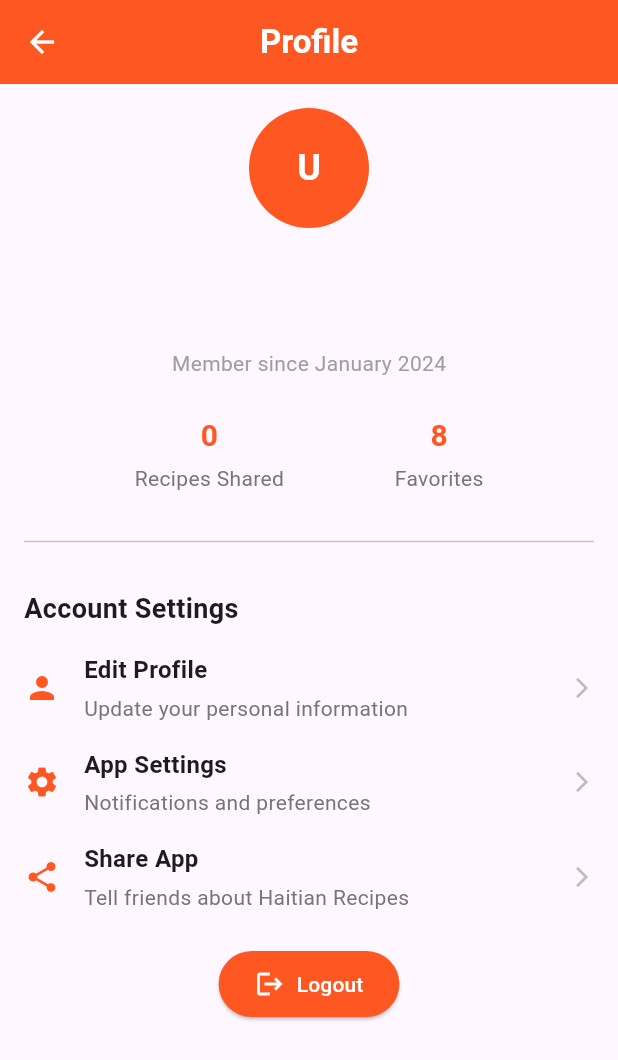
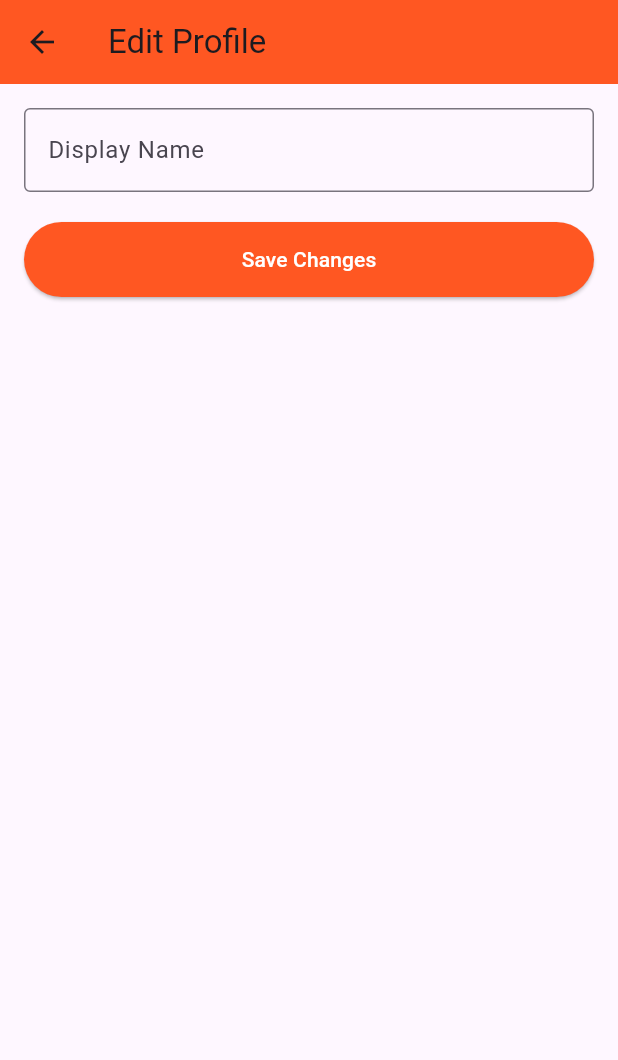
Before and after one commit to Ti-Pha/haitian_recipes, a Flutter app: the ProfileScreen screen opened directly, after a tap on "Edit Profile", on a phone screen of 412 x 824 dp. Shown: the top 1060 px of the screen. Run offline on Flutter 3.47's test engine with Material 3 defaults, Android fonts, the light colour scheme and no system bars; our stand-ins replace cloud_firestore, firebase_auth, firebase_core, firebase_storage, image_picker; accounts and stored records are empty.

Commit message:
Modification logique

```diff
--- a/lib/models/user_model.dart
+++ b/lib/models/user_model.dart
@@ -2,18 +2,46 @@ class UserModel {
   final String userId;
   final String email;
   final String? displayName;
+  final List<String> favoriteRecipes;
 
-  UserModel({required this.userId, required this.email, this.displayName});
+  UserModel({
+    required this.userId,
+    required this.email,
+    this.displayName,
+    this.favoriteRecipes = const [], // Initialise la liste à vide par défaut
+  });
 
   Map<String, dynamic> toMap() {
-    return {'userId': userId, 'email': email, 'displayName': displayName};
+    return {
+      'userId': userId,
+      'email': email,
+      'displayName': displayName,
+      'favoriteRecipes': favoriteRecipes, // Ajoute le champ pour les favoris
+    };
   }
 
   factory UserModel.fromMap(Map<String, dynamic> map) {
     return UserModel(
-      userId: map['userId'],
-      email: map['email'],
+      userId: map['userId'] ?? '',
+      email: map['email'] ?? '',
       displayName: map['displayName'],
+      // Récupère la liste de favoris depuis la map, en gérant le cas où elle est nulle
+      favoriteRecipes: List<String>.from(map['favoriteRecipes'] ?? []),
+    );
+  }
+
+  // Ajoute une méthode copyWith pour mettre à jour l'objet de manière immuable
+  UserModel copyWith({
+    String? userId,
+    String? email,
+    String? displayName,
+    List<String>? favoriteRecipes,
+  }) {
+    return UserModel(
+      userId: userId ?? this.userId,
+      email: email ?? this.email,
+      displayName: displayName ?? this.displayName,
+      favoriteRecipes: favoriteRecipes ?? this.favoriteRecipes,
     );
   }
 }
--- /dev/null
+++ b/lib/screens/edit_profile_screen.dart
@@ -0,0 +1,84 @@
+import 'package:flutter/material.dart';
+import 'package:provider/provider.dart';
+import '../providers/auth_provider.dart';
+
+class EditProfileScreen extends StatefulWidget {
+  const EditProfileScreen({super.key});
+
+  @override
+  _EditProfileScreenState createState() => _EditProfileScreenState();
+}
+
+class _EditProfileScreenState extends State<EditProfileScreen> {
+  final _formKey = GlobalKey<FormState>();
+  final _displayNameController = TextEditingController();
+
+  @override
+  void initState() {
+    super.initState();
+    // Initialise le contrôleur avec le nom d'affichage actuel de l'utilisateur
+    final authProvider = Provider.of<AuthProvider>(context, listen: false);
+    _displayNameController.text = authProvider.currentUser?.displayName ?? '';
+  }
+
+  @override
+  void dispose() {
+    _displayNameController.dispose();
+    super.dispose();
+  }
+
+  Future<void> _updateProfile() async {
+    if (_formKey.currentState!.validate()) {
+      final authProvider = Provider.of<AuthProvider>(context, listen: false);
+      final newDisplayName = _displayNameController.text.trim();
+
+      // Appelle la méthode d'édition du profil que nous allons ajouter à AuthProvider
+      await authProvider.updateUserProfile(displayName: newDisplayName);
+
+      Navigator.of(context).pop(); // Revient à l'écran de profil
+    }
+  }
+
+  @override
+  Widget build(BuildContext context) {
+    return Scaffold(
+      appBar: AppBar(
+        title: const Text('Edit Profile'),
+        backgroundColor: Colors.deepOrange,
+      ),
+      body: Padding(
+        padding: const EdgeInsets.all(16.0),
+        child: Form(
+          key: _formKey,
+          child: Column(
+            children: [
+              TextFormField(
+                controller: _displayNameController,
+                decoration: const InputDecoration(
+                  labelText: 'Display Name',
+                  border: OutlineInputBorder(),
+                ),
+                validator: (value) {
+                  if (value == null || value.isEmpty) {
+                    return 'Please enter a display name';
+                  }
+                  return null;
+                },
+              ),
+              const SizedBox(height: 20),
+              ElevatedButton(
+                onPressed: _updateProfile,
+                child: const Text('Save Changes'),
+                style: ElevatedButton.styleFrom(
+                  minimumSize: const Size.fromHeight(50),
+                  backgroundColor: Colors.deepOrange,
+                  foregroundColor: Colors.white,
+                ),
+              ),
+            ],
+          ),
+        ),
+      ),
+    );
+  }
+}
--- a/lib/screens/home_screen.dart
+++ b/lib/screens/home_screen.dart
@@ -6,6 +6,7 @@ import '../models/recipe_model.dart';
 import '../widgets/recipe_card.dart';
 import 'add_recipe_screen.dart';
 import 'profil_screen.dart'; // Import ajouté
+import 'favorite_recipes_screen.dart';
 
 class HomeScreen extends StatefulWidget {
   @override
@@ -137,7 +138,7 @@ class _HomeScreenState extends State<HomeScreen> {
   Widget _buildOtherTabs() {
     switch (_selectedIndex) {
       case 1: // Favorites
-        return Center(child: Text('Favorites - À implémenter'));
+        return FavoriteRecipesScreen();
       case 2: // Add
         return AddRecipeScreen();
       case 3: // Profile
--- a/lib/screens/profil_screen.dart
+++ b/lib/screens/profil_screen.dart
@@ -1,9 +1,13 @@
 import 'package:flutter/material.dart';
 import 'package:provider/provider.dart';
+import 'package:intl/intl.dart';
 import '../providers/auth_provider.dart';
 import '../providers/recipe_provider.dart';
 import '../models/recipe_model.dart';
 import 'login_screen.dart';
+import 'edit_profile_screen.dart'; // Importez le nouvel écran
+
+// ... (code existant de la classe ProfileScreen et _ProfileScreenState) ...
 
 class ProfileScreen extends StatefulWidget {
   @override
@@ -11,15 +15,18 @@ class ProfileScreen extends StatefulWidget {
 }
 
 class _ProfileScreenState extends State<ProfileScreen> {
+  // ... (méthode build existante) ...
   @override
   Widget build(BuildContext context) {
     final authProvider = Provider.of<AuthProvider>(context);
     final recipeProvider = Provider.of<RecipeProvider>(context);
 
-    // Filtrer les recettes de l'utilisateur connecté
     final userRecipes = recipeProvider.recipes
         .where((recipe) => recipe.authorId == authProvider.currentUser?.userId)
         .toList();
+
+    final int favoriteCount =
+        authProvider.currentUser?.favoriteRecipes.length ?? 0;
 
     return Scaffold(
       appBar: AppBar(
@@ -37,23 +44,14 @@ class _ProfileScreenState extends State<ProfileScreen> {
         child: Column(
           crossAxisAlignment: CrossAxisAlignment.start,
           children: [
-            // En-tête du profil
             _buildProfileHeader(authProvider),
             SizedBox(height: 24),
-
-            // Statistiques
-            _buildStatsSection(userRecipes.length),
+            _buildStatsSection(userRecipes.length, favoriteCount),
             SizedBox(height: 24),
-
-            // Ligne séparatrice
             Divider(thickness: 1),
             SizedBox(height: 24),
-
-            // Account Settings
             _buildAccountSettings(),
             SizedBox(height: 24),
-
-            // Bouton de déconnexion
             _buildLogoutButton(authProvider),
           ],
         ),
@@ -61,11 +59,90 @@ class _ProfileScreenState extends State<ProfileScreen> {
     );
   }
 
+  // ... (méthodes existantes) ...
+
+  Widget _buildAccountSettings() {
+    return Column(
+      crossAxisAlignment: CrossAxisAlignment.start,
+      children: [
+        Text(
+          'Account Settings',
+          style: TextStyle(fontSize: 18, fontWeight: FontWeight.bold),
+        ),
+        SizedBox(height: 16),
+        _buildSettingsItem(
+          icon: Icons.person,
+          title: 'Edit Profile',
+          subtitle: 'Update your personal information',
+          onTap: () {
+            // Navigue vers l'écran de modification du profil
+            Navigator.of(context).push(
+              MaterialPageRoute(
+                builder: (context) => const EditProfileScreen(),
+              ),
+            );
+          },
+        ),
+        SizedBox(height: 16),
+        _buildSettingsItem(
+          icon: Icons.settings,
+          title: 'App Settings',
+          subtitle: 'Notifications and preferences',
+        ),
+        SizedBox(height: 16),
+        _buildSettingsItem(
+          icon: Icons.share,
+          title: 'Share App',
+          subtitle: 'Tell friends about Haitian Recipes',
+        ),
+      ],
+    );
+  }
+
+  // Mettre à jour la signature de la méthode _buildSettingsItem pour accepter un onTap
+  Widget _buildSettingsItem({
+    required IconData icon,
+    required String title,
+    required String subtitle,
+    VoidCallback? onTap, // Ajout de ce paramètre
+  }) {
+    return InkWell(
+      onTap: onTap, // Utilise la fonction passée en paramètre
+      child: Padding(
+        padding: const EdgeInsets.symmetric(vertical: 8.0),
+        child: Row(
+          children: [
+            Icon(icon, color: Colors.deepOrange, size: 24),
+            SizedBox(width: 16),
+            Expanded(
+              child: Column(
+                crossAxisAlignment: CrossAxisAlignment.start,
+                children: [
+                  Text(
+                    title,
+                    style: TextStyle(fontSize: 16, fontWeight: FontWeight.bold),
+                  ),
+                  SizedBox(height: 4),
+                  Text(
+                    subtitle,
+                    style: TextStyle(fontSize: 14, color: Colors.grey[600]),
+                  ),
+                ],
+              ),
+            ),
+            Icon(Icons.arrow_forward_ios, size: 16, color: Colors.grey[400]),
+          ],
+        ),
+      ),
+    );
+  }
+
+  // ... (le reste du code de l'écran reste inchangé) ...
   Widget _buildProfileHeader(AuthProvider authProvider) {
+    String formattedDate = 'Member since January 2024';
     return Center(
       child: Column(
         children: [
-          // Avatar avec initiales
           Container(
             width: 80,
             height: 80,
@@ -102,7 +179,7 @@ class _ProfileScreenState extends State<ProfileScreen> {
           ),
           SizedBox(height: 8),
           Text(
-            'Member since January 2024', // À adapter avec la date réelle d'inscription
+            formattedDate,
             style: TextStyle(fontSize: 14, color: Colors.grey[500]),
           ),
         ],
@@ -110,15 +187,12 @@ class _ProfileScreenState extends State<ProfileScreen> {
     );
   }
 
-  Widget _buildStatsSection(int recipeCount) {
+  Widget _buildStatsSection(int recipeCount, int favoriteCount) {
     return Row(
       mainAxisAlignment: MainAxisAlignment.spaceEvenly,
       children: [
         _buildStatItem(recipeCount.toString(), 'Recipes Shared'),
-        _buildStatItem(
-          '8',
-          'Favorites',
-        ), // À implémenter avec les vrais favoris
+        _buildStatItem(favoriteCount.toString(), 'Favorites'),
       ],
     );
   }
@@ -137,71 +211,6 @@ class _ProfileScreenState extends State<ProfileScreen> {
         SizedBox(height: 4),
         Text(label, style: TextStyle(fontSize: 14, color: Colors.grey[600])),
       ],
-    );
-  }
-
-  Widget _buildAccountSettings() {
-    return Column(
-      crossAxisAlignment: CrossAxisAlignment.start,
-      children: [
-        Text(
-          'Account Settings',
-          style: TextStyle(fontSize: 18, fontWeight: FontWeight.bold),
-        ),
-        SizedBox(height: 16),
-        _buildSettingsItem(
-          icon: Icons.person,
-          title: 'Edit Profile',
-          subtitle: 'Update your personal information',
-        ),
-        SizedBox(height: 16),
-        _buildSettingsItem(
-          icon: Icons.settings,
-          title: 'App Settings',
-          subtitle: 'Notifications and preferences',
-        ),
-        SizedBox(height: 16),
-        _buildSettingsItem(
-          icon: Icons.share,
-          title: 'Share App',
-          subtitle: 'Tell friends about Haitian Recipes',
-        ),
-      ],
-    );
-  }
-
-  Widget _buildSettingsItem({
-    required IconData icon,
-    required String title,
-    required String subtitle,
-  }) {
-    return InkWell(
-      onTap: () {
-        // TODO: Implémenter les actions pour chaque élément
-      },
-      child: Row(
-        children: [
-          Icon(icon, color: Colors.deepOrange, size: 24),
-          SizedBox(width: 16),
-          Expanded(
-            child: Column(
-              crossAxisAlignment: CrossAxisAlignment.start,
-              children: [
-                Text(
-                  title,
-                  style: TextStyle(fontSize: 16, fontWeight: FontWeight.bold),
-                ),
-                SizedBox(height: 4),
-                Text(
-                  subtitle,
-                  style: TextStyle(fontSize: 14, color: Colors.grey[600]),
-                ),
-              ],
-            ),
-          ),
-          Icon(Icons.arrow_forward_ios, size: 16, color: Colors.grey[400]),
-        ],
-      ),
     );
   }
 
--- a/pubspec.yaml
+++ b/pubspec.yaml
@@ -44,6 +44,7 @@ dependencies:
   cached_network_image: ^3.4.1
   path_provider: ^2.1.5
   path: ^1.9.1
+  intl: ^0.20.2
 
 dev_dependencies:
   flutter_test:
```
Also changed, not shown: lib/providers/auth_provider.dart (+52 -10 lines), lib/providers/recipe_provider.dart (+7 -7 lines), lib/screens/add_recipe_screen.dart (+18 -1 lines), lib/screens/favorite_recipes_screen.dart (added, +46 -0 lines), lib/services/local_storage_service.dart (+4 -4 lines), lib/widgets/recipe_card.dart (+23 -4 lines), pubspec.lock.
